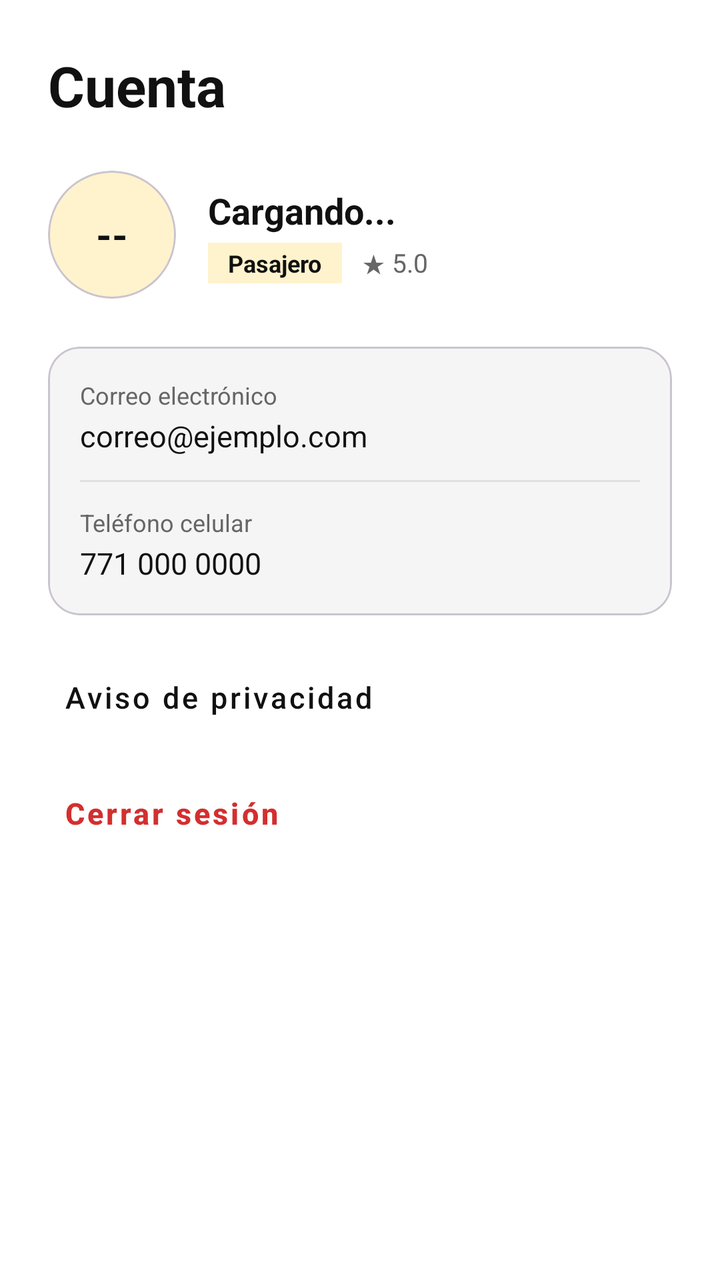
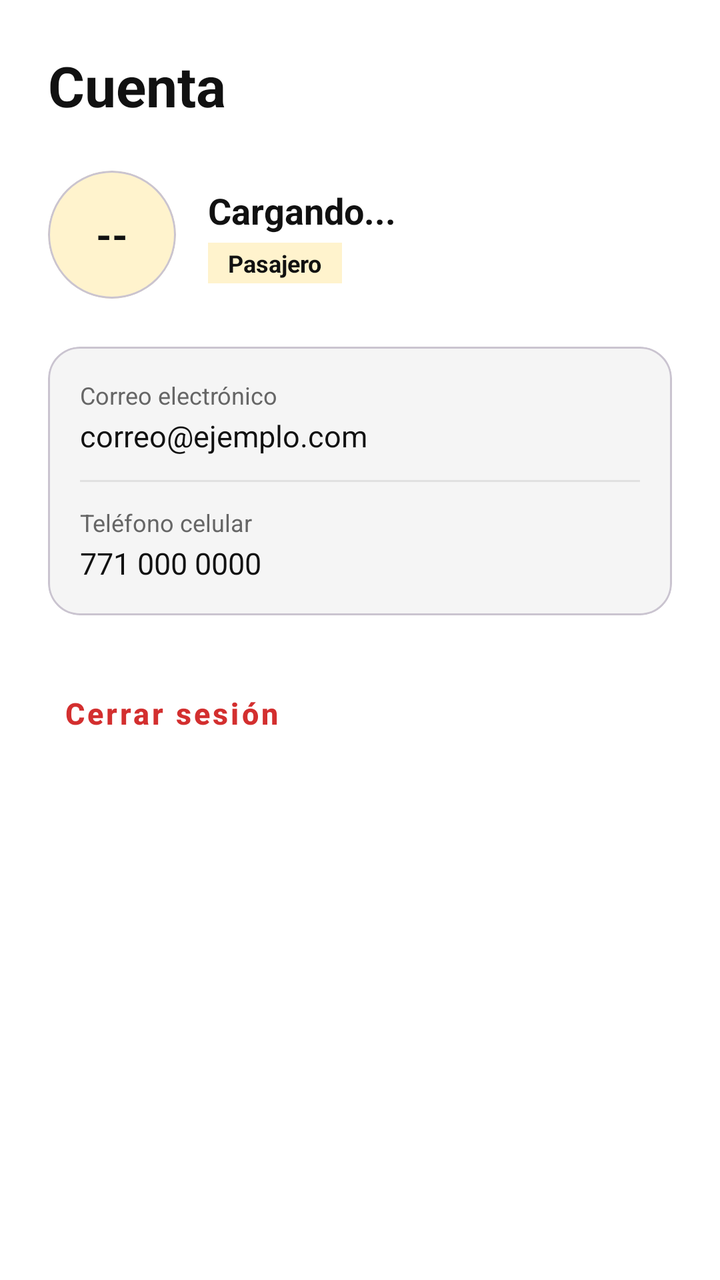

Before-and-after screenshots of an Android layout around one commit, followed by the original layout XML and the change that was made.
<!-- AndroidManifest.xml: application theme Theme.AppTaxiHGO -->
<!-- res/layout/activity_cuenta.xml -->
<?xml version="1.0" encoding="utf-8"?>
<LinearLayout xmlns:android="http://schemas.android.com/apk/res/android"
    xmlns:app="http://schemas.android.com/apk/res-auto"
    android:layout_width="match_parent"
    android:layout_height="match_parent"
    android:background="#FFFFFF"
    android:orientation="vertical">

    <ScrollView
        android:layout_width="match_parent"
        android:layout_height="0dp"
        android:layout_weight="1"
        android:fillViewport="true">

        <LinearLayout
            android:layout_width="match_parent"
            android:layout_height="wrap_content"
            android:orientation="vertical"
            android:padding="24dp">

            <TextView
                android:layout_width="wrap_content"
                android:layout_height="wrap_content"
                android:layout_marginBottom="24dp"
                android:text="Cuenta"
                android:textColor="#111111"
                android:textSize="28sp"
                android:textStyle="bold" />

            
            <LinearLayout
                android:layout_width="match_parent"
                android:layout_height="wrap_content"
                android:layout_marginBottom="24dp"
                android:gravity="center_vertical"
                android:orientation="horizontal">

                <com.google.android.material.card.MaterialCardView
                    android:layout_width="64dp"
                    android:layout_height="64dp"
                    app:cardBackgroundColor="#FFF3CD"
                    app:cardCornerRadius="32dp"
                    app:cardElevation="0dp">

                    <TextView
                        android:id="@+id/tv_iniciales"
                        android:layout_width="match_parent"
                        android:layout_height="match_parent"
                        android:gravity="center"
                        android:text="--"
                        android:textColor="#111111"
                        android:textSize="20sp"
                        android:textStyle="bold" />
                </com.google.android.material.card.MaterialCardView>

                <LinearLayout
                    android:layout_width="0dp"
                    android:layout_height="wrap_content"
                    android:layout_marginStart="16dp"
                    android:layout_weight="1"
                    android:orientation="vertical">

                    <TextView
                        android:id="@+id/tv_nombre_completo"
                        android:layout_width="wrap_content"
                        android:layout_height="wrap_content"
                        android:text="Cargando..."
                        android:textColor="#111111"
                        android:textSize="18sp"
                        android:textStyle="bold" />

                    <LinearLayout
                        android:layout_width="wrap_content"
                        android:layout_height="wrap_content"
                        android:layout_marginTop="4dp"
                        android:gravity="center_vertical"
                        android:orientation="horizontal">

                        <TextView
                            android:id="@+id/tv_rol"
                            android:layout_width="wrap_content"
                            android:layout_height="wrap_content"
                            android:background="#FFF3CD"
                            android:paddingStart="10dp"
                            android:paddingTop="2dp"
                            android:paddingEnd="10dp"
                            android:paddingBottom="2dp"
                            android:text="Pasajero"
                            android:textColor="#111111"
                            android:textSize="12sp"
                            android:textStyle="bold" />

                        <TextView
                            android:id="@+id/tv_calificacion"
                            android:layout_width="wrap_content"
                            android:layout_height="wrap_content"
                            android:layout_marginStart="10dp"
                            android:text="★ 5.0"
                            android:textColor="#666666"
                            android:textSize="13sp" />
                    </LinearLayout>
                </LinearLayout>
            </LinearLayout>

            
            <com.google.android.material.card.MaterialCardView
                android:layout_width="match_parent"
                android:layout_height="wrap_content"
                android:layout_marginBottom="16dp"
                app:cardBackgroundColor="#F5F5F5"
                app:cardCornerRadius="16dp"
                app:cardElevation="0dp">

                <LinearLayout
                    android:layout_width="match_parent"
                    android:layout_height="wrap_content"
                    android:orientation="vertical"
                    android:padding="16dp">

                    <TextView
                        android:layout_width="wrap_content"
                        android:layout_height="wrap_content"
                        android:text="Correo electrónico"
                        android:textColor="#666666"
                        android:textSize="12sp" />

                    <TextView
                        android:id="@+id/tv_correo"
                        android:layout_width="wrap_content"
                        android:layout_height="wrap_content"
                        android:layout_marginTop="2dp"
                        android:text="correo@ejemplo.com"
                        android:textColor="#111111"
                        android:textSize="15sp" />

                    <View
                        android:layout_width="match_parent"
                        android:layout_height="1dp"
                        android:layout_marginTop="12dp"
                        android:layout_marginBottom="12dp"
                        android:background="#E0E0E0" />

                    <TextView
                        android:layout_width="wrap_content"
                        android:layout_height="wrap_content"
                        android:text="Teléfono celular"
                        android:textColor="#666666"
                        android:textSize="12sp" />

                    <TextView
                        android:id="@+id/tv_telefono"
                        android:layout_width="wrap_content"
                        android:layout_height="wrap_content"
                        android:layout_marginTop="2dp"
                        android:text="771 000 0000"
                        android:textColor="#111111"
                        android:textSize="15sp" />
                </LinearLayout>
            </com.google.android.material.card.MaterialCardView>

            
            <com.google.android.material.button.MaterialButton
                android:id="@+id/btn_mis_documentos"
                style="@style/Widget.MaterialComponents.Button.TextButton"
                android:layout_width="match_parent"
                android:layout_height="50dp"
                android:gravity="start|center_vertical"
                android:text="Mis documentos"
                android:textAllCaps="false"
                android:textColor="#111111"
                android:textSize="15sp"
                android:visibility="gone" />

            
            <com.google.android.material.button.MaterialButton
                android:id="@+id/btn_aviso_privacidad"
                style="@style/Widget.MaterialComponents.Button.TextButton"
                android:layout_width="match_parent"
                android:layout_height="50dp"
                android:gravity="start|center_vertical"
                android:text="Aviso de privacidad"
                android:textAllCaps="false"
                android:textColor="#111111"
                android:textSize="15sp" />

            
            <com.google.android.material.button.MaterialButton
                android:id="@+id/btn_cerrar_sesion"
                style="@style/Widget.MaterialComponents.Button.TextButton"
                android:layout_width="match_parent"
                android:layout_height="50dp"
                android:layout_marginTop="8dp"
                android:gravity="start|center_vertical"
                android:text="Cerrar sesión"
                android:textAllCaps="false"
                android:textColor="#D32F2F"
                android:textSize="15sp"
                android:textStyle="bold" />

        </LinearLayout>
    </ScrollView>

</LinearLayout>
<!-- resources referenced by this layout -->
<resources>
  <style name="Theme.AppTaxiHGO" parent="Base.Theme.AppTaxiHGO" />
  <style name="Base.Theme.AppTaxiHGO" parent="Theme.Material3.DayNight.NoActionBar">
          
          
      </style>
</resources>

<!-- the commit's change to res/layout/activity_cuenta.xml (unified diff, before → after) -->
@@ -27,7 +27,6 @@
                 android:textSize="28sp"
                 android:textStyle="bold" />
 
-            
             <LinearLayout
                 android:layout_width="match_parent"
                 android:layout_height="wrap_content"
@@ -97,12 +96,12 @@
                             android:layout_marginStart="10dp"
                             android:text="★ 5.0"
                             android:textColor="#666666"
-                            android:textSize="13sp" />
+                            android:textSize="13sp"
+                            android:visibility="gone" />
                     </LinearLayout>
                 </LinearLayout>
             </LinearLayout>
 
-            
             <com.google.android.material.card.MaterialCardView
                 android:layout_width="match_parent"
                 android:layout_height="wrap_content"
@@ -158,7 +157,6 @@
                 </LinearLayout>
             </com.google.android.material.card.MaterialCardView>
 
-            
             <com.google.android.material.button.MaterialButton
                 android:id="@+id/btn_mis_documentos"
                 style="@style/Widget.MaterialComponents.Button.TextButton"
@@ -171,19 +169,6 @@
                 android:textSize="15sp"
                 android:visibility="gone" />
 
-            
-            <com.google.android.material.button.MaterialButton
-                android:id="@+id/btn_aviso_privacidad"
-                style="@style/Widget.MaterialComponents.Button.TextButton"
-                android:layout_width="match_parent"
-                android:layout_height="50dp"
-                android:gravity="start|center_vertical"
-                android:text="Aviso de privacidad"
-                android:textAllCaps="false"
-                android:textColor="#111111"
-                android:textSize="15sp" />
-
-            
             <com.google.android.material.button.MaterialButton
                 android:id="@+id/btn_cerrar_sesion"
                 style="@style/Widget.MaterialComponents.Button.TextButton"
